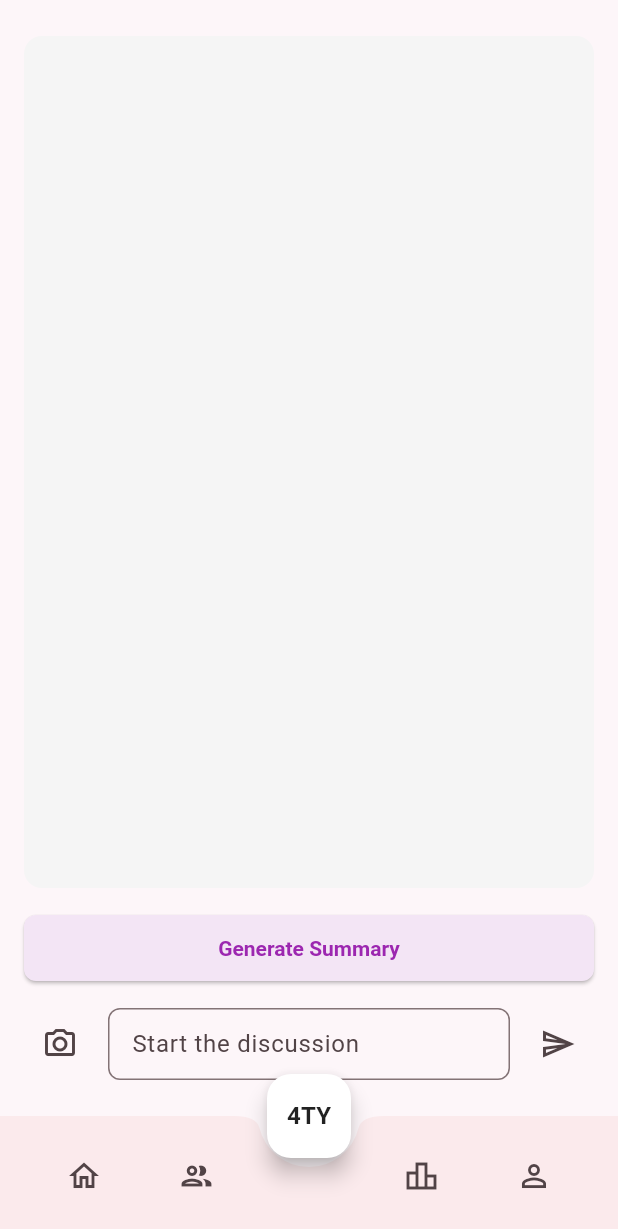
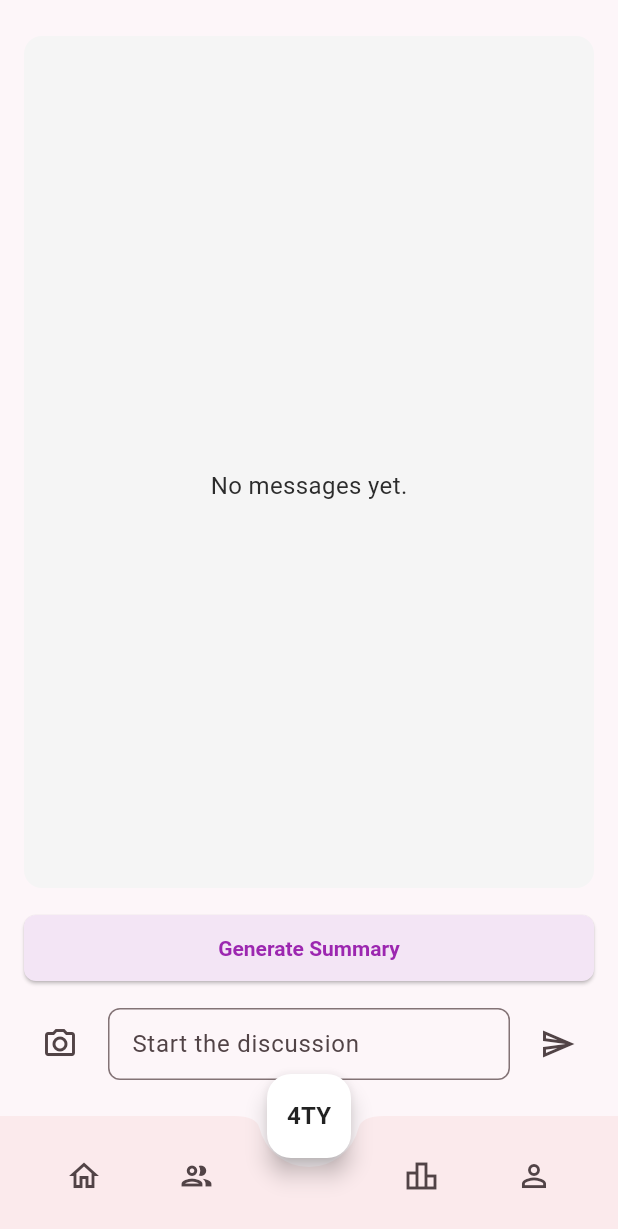
Before and after one commit to sadman2762/CampusConnect, a Flutter app: the GroupDiscussionsScreen screen opened directly with empty values, on a phone screen of 412 x 824 dp. Shown: the top 1229 px of the screen. Run offline on Flutter 3.47's test engine with Material 3 defaults, Android fonts, the phone set to English and light mode, and no system bars; our stand-ins replace cloud_firestore, cloud_functions, file_picker, firebase_auth, firebase_core, firebase_storage and 2 more; accounts and stored records are empty; Roboto replaces fonts that are missing (Poppins); statements that could not run were skipped.

Commit message:
Add Firestore backend to Group Discussions for persistent message storage and real-time loading.

```diff
--- a/lib/screens/discussions/group_discussions_screen.dart
+++ b/lib/screens/discussions/group_discussions_screen.dart
@@ -1,6 +1,9 @@
 // lib/screens/discussions/group_discussions_screen.dart
 
 import 'package:flutter/material.dart';
+import 'package:firebase_auth/firebase_auth.dart';
+import 'package:cloud_firestore/cloud_firestore.dart';
+
 import '../profile/profile_screen.dart';
 import 'summary_screen.dart'; // <-- Required for navigation
 
@@ -20,77 +23,58 @@ class _GroupDiscussionsScreenState extends State<GroupDiscussionsScreen> {
   final _scaffoldKey = GlobalKey<ScaffoldState>();
   final _controller = TextEditingController();
 
-  static const _myGroups = [
-    'Flutter Devs',
-    'Data Science Club',
-    'Robotics Team',
-    'Math Enthusiasts',
-    'History Buffs',
-    'AI Researchers',
-    'UX Designers',
-    'Mobile Ninjas',
-    'Cybersecurity',
-    'Game Dev Guild',
-  ];
+  User? get _me => FirebaseAuth.instance.currentUser;
+  String get _myName => _me?.email?.split('@').first ?? 'You';
+  String get _myAvatar => 'assets/images/student1.jpg';
 
-  static const _rankings = [
-    {'name': 'Flutter Devs', 'score': '9.8'},
-    {'name': 'AI Researchers', 'score': '9.5'},
-    {'name': 'Data Science Club', 'score': '9.3'},
-    {'name': 'Cybersecurity', 'score': '9.0'},
-    {'name': 'Robotics Team', 'score': '8.7'},
-    {'name': 'Game Dev Guild', 'score': '8.5'},
-    {'name': 'UX Designers', 'score': '8.2'},
-    {'name': 'Mobile Ninjas', 'score': '8.0'},
-    {'name': 'Math Enthusiasts', 'score': '7.8'},
-    {'name': 'History Buffs', 'score': '7.5'},
-  ];
+  /// Firestore collection for this group's messages
+  CollectionReference<Map<String, dynamic>> get _messagesCol =>
+      FirebaseFirestore.instance
+          .collection('groups')
+          .doc(widget.groupName)
+          .collection('messages');
 
-  final Map<String, List<Map<String, String>>> _messagesPerGroup = {
-    'Flutter Devs': [],
-    'Data Science Club': [],
-    'Robotics Team': [],
-    'Math Enthusiasts': [],
-    'History Buffs': [],
-    'AI Researchers': [],
-    'UX Designers': [],
-    'Mobile Ninjas': [],
-    'Cybersecurity': [],
-    'Game Dev Guild': [],
-    'CS23 Webtech': [
-      {
-        'author': 'Torh',
-        'avatar': 'assets/images/student1.jpg',
-        'text':
-            'Hey guys, I was going through web technologies, and I’m a bit confused about the difference between frontend and backend. Can someone explain?',
-      },
-      {
-        'author': 'Sarah',
-        'avatar': 'assets/images/student2.jpg',
-        'text':
-            'Sure! Frontend is what users see—HTML/CSS/JS. Backend is the server-side logic, databases, APIs, etc.',
-      },
-    ],
-  };
+  /// Stream of messages ordered by timestamp
+  Stream<QuerySnapshot<Map<String, dynamic>>> get _messagesStream =>
+      _messagesCol.orderBy('timestamp').snapshots();
 
-  void _sendMessage() {
+  /// Send a new message to Firestore
+  Future<void> _sendMessage() async {
     final text = _controller.text.trim();
-    if (text.isEmpty) return;
-    setState(() {
-      _messagesPerGroup[widget.groupName] ??= [];
-      _messagesPerGroup[widget.groupName]!.add({
-        'author': 'You',
-        'avatar': 'assets/images/student1.jpg',
+    if (text.isEmpty || _me == null) return;
+    await _messagesCol.add({
+      'author': _myName,
+      'avatar': _myAvatar,
       'text': text,
+      'timestamp': FieldValue.serverTimestamp(),
     });
     _controller.clear();
-    });
+  }
+
+  /// Fetch all messages once for summary
+  Future<void> _generateSummary() async {
+    final snapshot = await _messagesCol.orderBy('timestamp').get();
+    final docs = snapshot.docs;
+    final prompt = docs
+        .map((d) => '${d.data()['author']}: ${d.data()['text']}')
+        .join('\n');
+    Navigator.push(
+      context,
+      MaterialPageRoute(
+        builder: (_) => SummaryScreen(prompt: prompt),
+      ),
+    );
+  }
+
+  @override
+  void dispose() {
+    _controller.dispose();
+    super.dispose();
   }
 
   @override
   Widget build(BuildContext context) {
     final textTheme = Theme.of(context).textTheme;
-    final messages = _messagesPerGroup[widget.groupName] ?? [];
 
     return Scaffold(
       key: _scaffoldKey,
@@ -116,17 +100,34 @@ class _GroupDiscussionsScreenState extends State<GroupDiscussionsScreen> {
                         ),
                       ),
                       const SizedBox(height: 8),
+                      // Firestore-backed message list
                       Expanded(
-                        child: ListView.separated(
+                        child:
+                            StreamBuilder<QuerySnapshot<Map<String, dynamic>>>(
+                          stream: _messagesStream,
+                          builder: (ctx, snap) {
+                            if (snap.connectionState ==
+                                ConnectionState.waiting) {
+                              return const Center(
+                                  child: CircularProgressIndicator());
+                            }
+                            final messages = snap.data?.docs ?? [];
+                            if (messages.isEmpty) {
+                              return const Center(
+                                  child: Text('No messages yet.'));
+                            }
+                            return ListView.separated(
                               itemCount: messages.length,
                               separatorBuilder: (_, __) =>
                                   const SizedBox(height: 8),
-                          itemBuilder: (ctx, i) {
-                            final m = messages[i];
+                              itemBuilder: (_, i) {
+                                final m = messages[i].data();
                                 return _MessageBubble(
-                              author: m['author']!,
-                              avatarPath: m['avatar']!,
-                              text: m['text']!,
+                                  author: m['author'] as String,
+                                  avatarPath: m['avatar'] as String,
+                                  text: m['text'] as String,
+                                );
+                              },
                             );
                           },
                         ),
@@ -135,24 +136,14 @@ class _GroupDiscussionsScreenState extends State<GroupDiscussionsScreen> {
                   ),
                 ),
               ),
+
               const SizedBox(height: 16),
+
+              // Generate Summary
               SizedBox(
                 width: double.infinity,
                 child: ElevatedButton(
-                  onPressed: () {
-                    final groupMessages =
-                        _messagesPerGroup[widget.groupName] ?? [];
-                    final prompt = groupMessages
-                        .map((m) => '${m["author"]}: ${m["text"]}')
-                        .join('\n');
-
-                    Navigator.push(
-                      context,
-                      MaterialPageRoute(
-                        builder: (_) => SummaryScreen(prompt: prompt),
-                      ),
-                    );
-                  },
+                  onPressed: _generateSummary,
                   style: ElevatedButton.styleFrom(
                     backgroundColor: Colors.purple.shade50,
                     foregroundColor: Colors.purple,
@@ -164,7 +155,10 @@ class _GroupDiscussionsScreenState extends State<GroupDiscussionsScreen> {
                   child: const Text('Generate Summary'),
                 ),
               ),
+
               const SizedBox(height: 16),
+
+              // Input bar
               Row(
                 children: [
                   IconButton(
@@ -178,9 +172,7 @@ class _GroupDiscussionsScreenState extends State<GroupDiscussionsScreen> {
                       decoration: InputDecoration(
                         hintText: 'Start the discussion',
                         contentPadding: const EdgeInsets.symmetric(
-                          horizontal: 12,
-                          vertical: 10,
-                        ),
+                            horizontal: 12, vertical: 10),
                         border: OutlineInputBorder(
                           borderRadius: BorderRadius.circular(8),
                         ),
@@ -322,6 +314,33 @@ class _GroupDiscussionsScreenState extends State<GroupDiscussionsScreen> {
       ),
     );
   }
+
+  // keep your existing static lists
+  static const _myGroups = [
+    'Flutter Devs',
+    'Data Science Club',
+    'Robotics Team',
+    'Math Enthusiasts',
+    'History Buffs',
+    'AI Researchers',
+    'UX Designers',
+    'Mobile Ninjas',
+    'Cybersecurity',
+    'Game Dev Guild',
+  ];
+
+  static const _rankings = [
+    {'name': 'Flutter Devs', 'score': '9.8'},
+    {'name': 'AI Researchers', 'score': '9.5'},
+    {'name': 'Data Science Club', 'score': '9.3'},
+    {'name': 'Cybersecurity', 'score': '9.0'},
+    {'name': 'Robotics Team', 'score': '8.7'},
+    {'name': 'Game Dev Guild', 'score': '8.5'},
+    {'name': 'UX Designers', 'score': '8.2'},
+    {'name': 'Mobile Ninjas', 'score': '8.0'},
+    {'name': 'Math Enthusiasts', 'score': '7.8'},
+    {'name': 'History Buffs', 'score': '7.5'},
+  ];
 }
 
 class _MessageBubble extends StatelessWidget {
```
Also changed, not shown: lib/screens/home/home_screen.dart (+34 -10 lines). Lines whose indentation alone changed are shown as unchanged.
